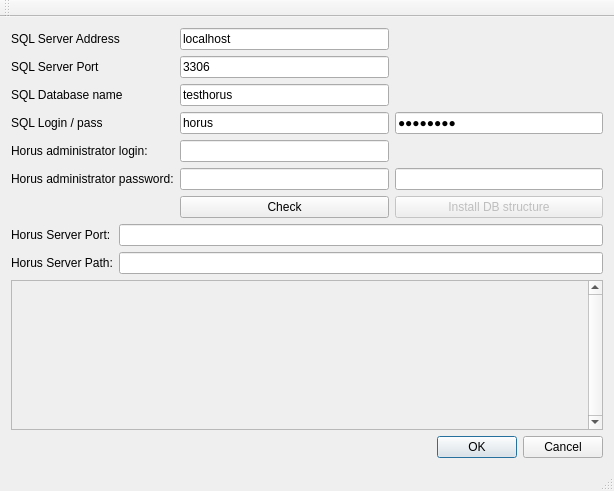
Old version of the form Installer/Configuration/HorusXconf/mainwindow.ui in the repository freakyzoidberg/horus-edu.
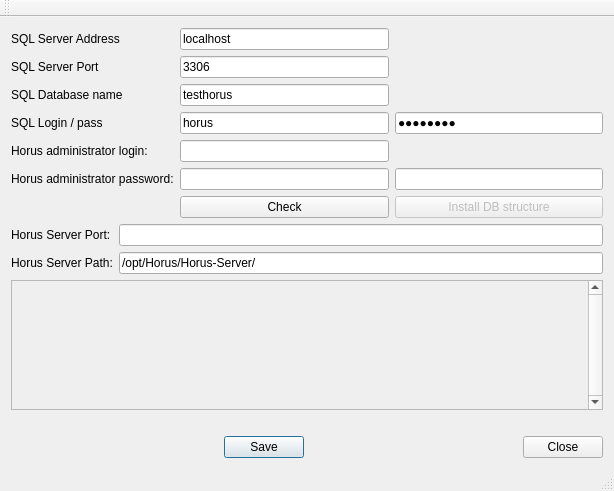
New version of the form.

```diff
--- a/Installer/Configuration/HorusXconf/mainwindow.ui
+++ b/Installer/Configuration/HorusXconf/mainwindow.ui
@@ -163,10 +163,24 @@
     </item>
     <item row="5" column="0">
      <layout class="QGridLayout" name="gridLayout_4">
-      <item row="1" column="0">
+      <item row="2" column="0">
        <widget class="QDialogButtonBox" name="buttonBox">
         <property name="standardButtons">
-         <set>QDialogButtonBox::Cancel|QDialogButtonBox::Ok</set>
+         <set>QDialogButtonBox::Save</set>
+        </property>
+       </widget>
+      </item>
+      <item row="1" column="0">
+       <widget class="QLabel" name="label_6">
+        <property name="text">
+         <string/>
+        </property>
+       </widget>
+      </item>
+      <item row="2" column="1">
+       <widget class="QDialogButtonBox" name="buttonBox_2">
+        <property name="standardButtons">
+         <set>QDialogButtonBox::Close</set>
         </property>
        </widget>
       </item>
@@ -185,7 +199,11 @@
        <widget class="QLineEdit" name="lineEdit_13"/>
       </item>
       <item row="3" column="2">
-       <widget class="QLineEdit" name="lineEdit_16"/>
+       <widget class="QLineEdit" name="lineEdit_16">
+        <property name="text">
+         <string>/opt/Horus/Horus-Server/</string>
+        </property>
+       </widget>
       </item>
       <item row="2" column="1">
        <widget class="QLabel" name="label_11">
@@ -224,7 +242,7 @@
            <x>0</x>
            <y>0</y>
            <width>579</width>
-           <height>77</height>
+           <height>76</height>
           </rect>
          </property>
         </widget>
```
